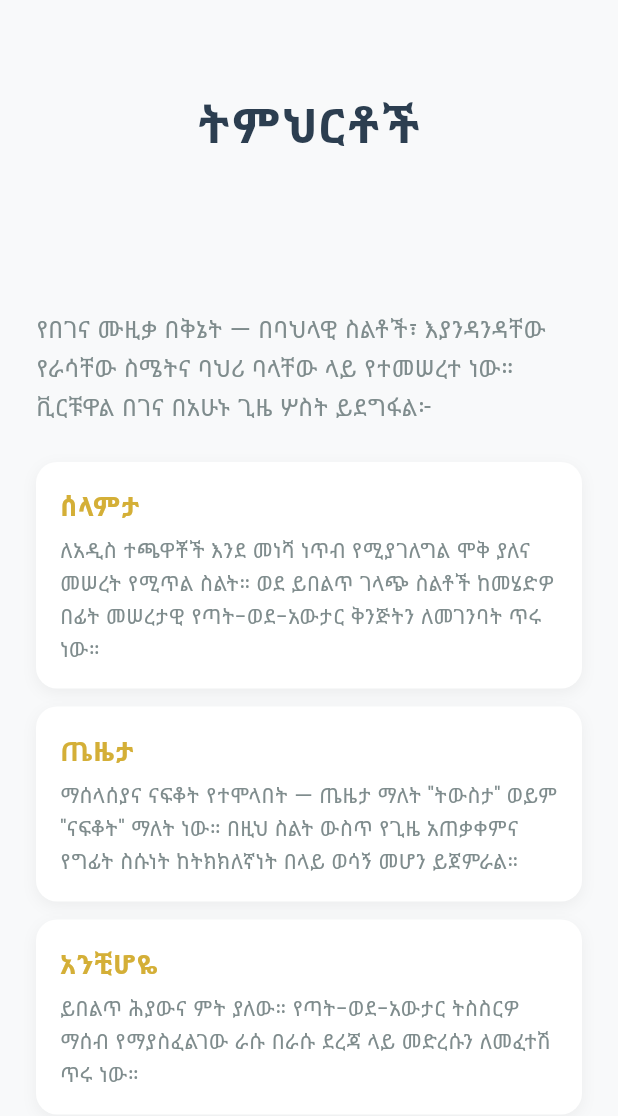
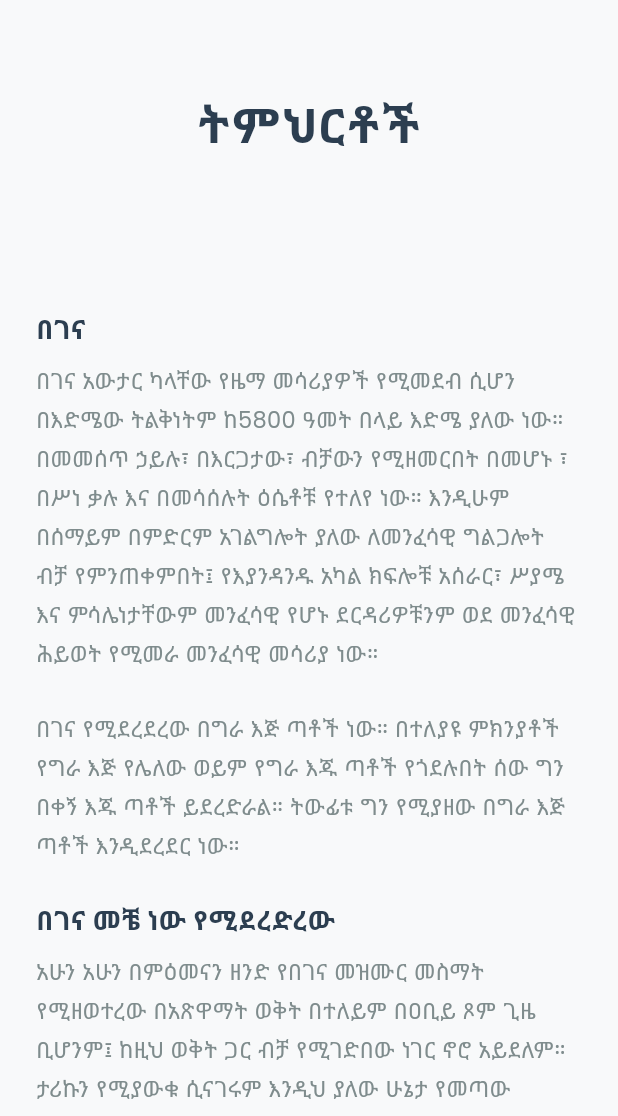
Before and after one commit to jome11/Virtual-begena-Frontend-, a Flutter app: the LessonsScreen screen opened by its route, on a phone screen of 412 x 824 dp, the part 120-1236 px from its top. Run offline on Flutter 3.47's test engine with Material 3 defaults, Android fonts, the phone set to English and light mode, and no system bars; our stand-ins replace go_router, google_fonts, shared_preferences, web; missing offline and left inert: dart:js_interop, dart:ui_web; accounts and stored records are empty.

Commit message:
lesson fix

```diff
--- a/lib/core/constants/app_strings.dart
+++ b/lib/core/constants/app_strings.dart
@@ -103,7 +103,7 @@ class AppStrings {
       // Shop page
       'cat_all': 'All',
       'cat_begena': 'Begena',
-      'cat_kende': 'Horn',
+      'cat_kende': 'Dehentsa',
       'cat_strings': 'Strings',
       'add_to_cart': 'Add to Cart',
       'your_cart': 'Your Cart',
@@ -124,16 +124,17 @@ class AppStrings {
       'product_begena2_desc': 'Mid-tier begena with decorative carvings and reinforced frame.',
       'product_begena3_name': 'Premium Begena',
       'product_begena3_desc': 'High-end handcrafted begena, finest materials and finish.',
-      'product_kende1_name': 'Small Kende',
-      'product_kende1_desc': 'Compact traditional kende, suitable for beginners.',
-      'product_kende2_name': 'Standard Kende',
-      'product_kende2_desc': 'Standard-size kende for regular practice and performance.',
-      'product_kende3_name': 'Decorated Kende',
-      'product_kende3_desc': 'Kende with traditional decorative patterning.',
-      'product_kende4_name': 'Large Kende',
-      'product_kende4_desc': 'Larger kende with deeper resonance.',
-      'product_kende5_name': 'Master Kende',
-      'product_kende5_desc': 'Top-tier kende, built for experienced players.',
+      'product_kende1_name': 'Small Dehentsa',
+      'product_kende1_desc': 'Compact traditional dehentsa, suitable for beginners.',
+      'product_kende2_name': 'Standard Dehentsa',
+      'product_kende2_desc':
+          'Standard-size dehentsa for regular practice and performance.',
+      'product_kende3_name': 'Decorated Dehentsa',
+      'product_kende3_desc': 'Dehentsa with traditional decorative patterning.',
+      'product_kende4_name': 'Large Dehentsa',
+      'product_kende4_desc': 'Larger dehentsa with deeper resonance.',
+      'product_kende5_name': 'Master Dehentsa',
+      'product_kende5_desc': 'Top-tier dehentsa, built for experienced players.',
       'product_strings1_name': 'Standard String Set',
       'product_strings1_desc': 'Full replacement string set for begena, standard gauge.',
       'product_strings2_name': 'Reinforced String Set',
@@ -235,7 +236,7 @@ class AppStrings {
       // Shop page
       'cat_all': 'ሁሉም',
       'cat_begena': 'በገና',
-      'cat_kende': 'ቀንድ',
+      'cat_kende': 'ድሕንጻ',
       'cat_strings': 'አውታሮች',
       'add_to_cart': 'ወደ ጋሪ ጨምር',
       'your_cart': 'የእርስዎ ጋሪ',
@@ -256,16 +257,16 @@ class AppStrings {
       'product_begena2_desc': 'መካከለኛ ደረጃ በገና በጌጣጌጥ ቅርጻቅርጽና በተጠናከረ ክፈፍ።',
       'product_begena3_name': 'ከፍተኛ ደረጃ በገና',
       'product_begena3_desc': 'ከፍተኛ ጥራት ያለው በእጅ የተሠራ በገና፣ ምርጥ ቁሳቁስና አጨራረስ።',
-      'product_kende1_name': 'ትንሽ ከንዴ',
-      'product_kende1_desc': 'አነስተኛ ባህላዊ ከንዴ፣ ለጀማሪዎች ተስማሚ።',
-      'product_kende2_name': 'መደበኛ ከንዴ',
-      'product_kende2_desc': 'መደበኛ መጠን ያለው ከንዴ ለተለመደ ልምምድና አፈጻጸም።',
-      'product_kende3_name': 'ያጌጠ ከንዴ',
-      'product_kende3_desc': 'በባህላዊ ጌጣጌጥ ንድፍ ያለው ከንዴ።',
-      'product_kende4_name': 'ትልቅ ከንዴ',
-      'product_kende4_desc': 'ትልቅ ከንዴ በጥልቅ ድምጽ።',
-      'product_kende5_name': 'ማስተር ከንዴ',
-      'product_kende5_desc': 'ከፍተኛ ደረጃ ከንዴ፣ ለልምድ ላላቸው ተጫዋቾች የተሠራ።',
+      'product_kende1_name': 'ትንሽ ድሕንጻ',
+      'product_kende1_desc': 'አነስተኛ ባህላዊ ድሕንጻ፣ ለጀማሪዎች ተስማሚ።',
+      'product_kende2_name': 'መደበኛ ድሕንጻ',
+      'product_kende2_desc': 'መደበኛ መጠን ያለው ድሕንጻ ለተለመደ ልምምድና አፈጻጸም።',
+      'product_kende3_name': 'ያጌጠ ድሕንጻ',
+      'product_kende3_desc': 'በባህላዊ ጌጣጌጥ ንድፍ ያለው ድሕንጻ።',
+      'product_kende4_name': 'ትልቅ ድሕንጻ',
+      'product_kende4_desc': 'ትልቅ ድሕንጻ በጥልቅ ድምጽ።',
+      'product_kende5_name': 'ማስተር ድሕንጻ',
+      'product_kende5_desc': 'ከፍተኛ ደረጃ ድሕንጻ፣ ለልምድ ላላቸው ተጫዋቾች የተሠራ።',
       'product_strings1_name': 'መደበኛ የአውታር ስብስብ',
       'product_strings1_desc': 'ሙሉ የመተኪያ አውታር ስብስብ ለበገና፣ መደበኛ መጠን።',
       'product_strings2_name': 'የተጠናከረ የአውታር ስብስብ',
--- /dev/null
+++ b/lib/core/content/begena_about_content.dart
@@ -0,0 +1,100 @@
+class ContentBlock {
+  final String? heading;
+  final String? paragraph;
+  final List<String>? bullets;
+  const ContentBlock({this.heading, this.paragraph, this.bullets});
+}
+
+const List<ContentBlock> begenaAboutEn = [
+  ContentBlock(
+    paragraph:
+        'The Begena (Ethiopian harp) is classified as a string instrument and is among the oldest in the world, with a history spanning over 5,800 years. It is unique for its meditative power, serene sound, solo performance style, rich poetic traditions, and deep cultural values. Furthermore, it is a purely spiritual instrument used exclusively for religious service both in heaven and on earth. The crafting, naming, and symbolism of every single component are deeply spiritual, guiding both the player and the listener toward a spiritual life.',
+  ),
+  ContentBlock(
+    paragraph:
+        'The Begena is traditionally played using the fingers of the left hand. However, if a player lacks a left hand or left-hand fingers for any reason, they may use their right hand. Traditional practice, nevertheless, dictates that it be played with the left hand.',
+  ),
+  ContentBlock(
+    heading: 'When is the Begena Played?',
+    paragraph:
+        'Although listening to Begena music today is most common among believers during fasting seasons—particularly during Great Lent—its use is by no means restricted to these periods. Historians note that this association began during the reign of Emperor Haile Selassie I. The Church\u2019s radio program used to broadcast Begena music during Great Lent, leading the public to gradually adopt the habit of listening to it primarily during fasts.',
+  ),
+  ContentBlock(
+    heading: 'Parts of the Begena',
+    paragraph: 'The Begena consists of 10 main components:',
+    bullets: [
+      'Yoke (Qenber)',
+      'Tuning pegs (Meqanya)',
+      'Ornaments (Get)',
+      'Pillars / Side arms (Miseso)',
+      'Strings (Awtar)',
+      'Soundbox / Body (Gebete)',
+      'Bridge (Birkuma)',
+      'Leather strips / String dampener (Enzira)',
+      'Tensioning cord (Mewoterya)',
+      'Tailpiece / Lower anchor (Dihintsa)',
+    ],
+  ),
+  ContentBlock(
+    heading: 'What is it Made Of?',
+    paragraph: 'The Begena is crafted exclusively from natural materials derived from animals and plants.',
+  ),
+  ContentBlock(
+    heading: 'Animal Derivatives (Cattle hide, sheep intestine, ox tendon, and horn):',
+    bullets: [
+      'Strings',
+      'Leather skin covering the soundbox',
+      'Tensioning leather straps',
+      'Tailpiece',
+      'Tailpiece strap',
+      'Dampener strips (Enzira)',
+    ],
+  ),
+  ContentBlock(
+    heading: 'Plant Derivatives (Wood species such as Cordia africana, Aningeria, Podocarpus, Olive wood, and Cedar):',
+    bullets: [
+      'Yoke',
+      'Ornaments',
+      'Pillars',
+      'Soundbox',
+      'Bridge',
+      'Tensioning pins',
+      'Tuning pegs',
+      'Tailpiece core',
+    ],
+  ),
+];
+
+const List<ContentBlock> begenaAboutAm = [
+  ContentBlock(
+    heading: 'በገና',
+    paragraph:
+        'በገና አውታር ካላቸው የዜማ መሳሪያዎች የሚመደብ ሲሆን በእድሜው ትልቅነትም ከ5800 ዓመት በላይ እድሜ ያለው ነው። በመመሰጥ ኃይሉ፣ በእርጋታው፣ ብቻውን የሚዘመርበት በመሆኑ ፣ በሥነ ቃሉ እና በመሳሰሉት ዕሴቶቹ የተለየ ነው። እንዲሁም በሰማይም በምድርም አገልግሎት ያለው ለመንፈሳዊ ግልጋሎት ብቻ የምንጠቀምበት፤ የእያንዳንዱ አካል ክፍሎቹ አሰራር፣ ሥያሜ እና ምሳሌነታቸውም መንፈሳዊ የሆኑ ደርዳሪዎቹንም ወደ መንፈሳዊ ሕይወት የሚመራ መንፈሳዊ መሳሪያ ነው።',
+  ),
+  ContentBlock(
+    paragraph:
+        'በገና የሚደረደረው በግራ እጅ ጣቶች ነው። በተለያዩ ምክንያቶች የግራ እጅ የሌለው ወይም የግራ እጁ ጣቶች የጎደሉበት ሰው ግን በቀኝ እጁ ጣቶች ይደረድራል። ትውፊቱ ግን የሚያዘው በግራ እጅ ጣቶች እንዲደረደር ነው።',
+  ),
+  ContentBlock(
+    heading: 'በገና መቼ ነው የሚደረድረው',
+    paragraph:
+        'አሁን አሁን በምዕመናን ዘንድ የበገና መዝሙር መስማት የሚዘወተረው በአጽዋማት ወቅት በተለይም በዐቢይ ጾም ጊዜ ቢሆንም፤ ከዚህ ወቅት ጋር ብቻ የሚገድበው ነገር ኖሮ አይደለም። ታሪኩን የሚያውቁ ሲናገሩም እንዲህ ያለው ሁኔታ የመጣው በቀዳማዊ አፄ ኃይለ ሥላሴ ዘመነ መንግስት፣ ቤተክርስቲያን በነበራት የሬድዮ መርሐግብር፤ በዐቢይ ጾም ወቅት ይተላለፍ የነበረው መዝሙር የበገና መዝሙር ስለነበረ ሕዝቡ ከዚህ በመነሳት በጾም ወቅት የበገና መዝሙር መስማትን ባሕል እያደረገው እንደመጣ ይታመናል',
+  ),
+  ContentBlock(
+    heading: 'የበገና ክፍሎች',
+    paragraph: 'በገና 10 ክፍሎች አሉት። እነሱም፦',
+    bullets: ['ቀንበር', 'መቃኛ', 'ጌጥ', 'ምሰሶ', 'አውታር', 'ገበቴ', 'ብርኩማ', 'እንዚራ', 'መወጠሪያ', 'ድህንጻ'],
+  ),
+  ContentBlock(
+    heading: 'ከምን ይሰራል?',
+    paragraph: 'በገና ከእንስሳትና ከእጽዋት ተዋጽኦ የሚሠራ እና እነዚህን ተፈጥሯዊ ግብዓቶችን ብቻ የሚጠቀም የዜማ መሳሪያ ነው።',
+  ),
+  ContentBlock(
+    heading: 'ከእንስሳት ተዋጽኦ፦ የከብት ቆዳ፣ የበግ አንጀት፣ የበሬ ጅማት፣ ቀንድ',
+    bullets: ['አውታር', 'የድምጽ ሳጥን መለጎሚያ ቆዳ', 'የመወጠሪያ ጠፈር', 'ድሕንጻ', 'የድሕንጻ ጠፈር', 'እንዚራ'],
+  ),
+  ContentBlock(
+    heading: 'ከእጽዋት ተዋጽኦ፦ ዋንዛ፣ ቀረሮ፣ ዝግባ፣ ወይራ፣ ጥድ',
+    bullets: ['ቀንበር', 'ጌጥ', 'ምሰሶ', 'ገበቴ', 'ብርኩማ', 'መወጠሪያ', 'መቃኛ', 'ድሕንጻ'],
+  ),
+];
--- a/lib/core/theme/app_theme.dart
+++ b/lib/core/theme/app_theme.dart
@@ -10,10 +10,11 @@ class AppTheme {
   static ThemeData get darkTheme => _build(AppColorsExt.dark, Brightness.dark);
 
   static ThemeData _build(AppColorsExt colors, Brightness brightness) {
-    final base = brightness == Brightness.light ? ThemeData.light() : ThemeData.dark();
+    final base = brightness == Brightness.light
+        ? ThemeData.light()
+        : ThemeData.dark();
 
     return base.copyWith(
-      useMaterial3: true,
       scaffoldBackgroundColor: colors.background,
       extensions: [
         colors,
--- a/lib/features/landing/landing_screen.dart
+++ b/lib/features/landing/landing_screen.dart
@@ -116,9 +116,10 @@ class _EnterButtonState extends State<_EnterButton> {
             AppStrings.get('enter'),
             style: TextStyle(
               color: Colors.white,
-              fontSize: 20,
+              fontSize: 28,
               fontWeight: FontWeight.w600,
-              fontFamily: languageNotifier.value == Language.am ? 'BelaBereka' : null,
+              fontFamily:
+                  languageNotifier.value == Language.am ? 'BelaBereka' : null,
               letterSpacing: 1.4,
             ),
           ),
--- a/lib/features/lessons/lessons_screen.dart
+++ b/lib/features/lessons/lessons_screen.dart
@@ -2,6 +2,7 @@ import 'package:flutter/material.dart';
 import '../../core/theme/app_color_scheme.dart';
 import '../../core/theme/app_colors.dart';
 import '../../core/constants/app_strings.dart';
+import '../../core/content/begena_about_content.dart';
 import '../../shared/widgets/nav_bar.dart';
 import '../../shared/widgets/site_footer.dart';
 import '../../shared/widgets/panel_card.dart';
@@ -43,10 +44,7 @@ class LessonsScreen extends StatelessWidget {
                       child: Column(
                         crossAxisAlignment: CrossAxisAlignment.start,
                         children: [
-                          Text(
-                            AppStrings.get('lessons_intro'),
-                            style: TextStyle(color: context.colors.textSecondary, fontSize: 16, height: 1.6),
-                          ),
+                          _AboutBegenaSection(lang: lang),
                           const SizedBox(height: 24),
                           _QenetCard(
                             title: AppStrings.get('qenet_selamta_title'),
@@ -99,6 +97,59 @@ class LessonsScreen extends StatelessWidget {
           ),
         );
       },
+    );
+  }
+}
+
+class _AboutBegenaSection extends StatelessWidget {
+  final Language lang;
+  const _AboutBegenaSection({required this.lang});
+
+  @override
+  Widget build(BuildContext context) {
+    final blocks = lang == Language.am ? begenaAboutAm : begenaAboutEn;
+    return Column(
+      crossAxisAlignment: CrossAxisAlignment.start,
+      children: [
+        for (final block in blocks) ...[
+          if (block.heading != null) ...[
+            Text(
+              block.heading!,
+              style: TextStyle(
+                  color: context.colors.textPrimary, fontSize: 18, fontWeight: FontWeight.bold),
+            ),
+            const SizedBox(height: 8),
+          ],
+          if (block.paragraph != null) ...[
+            Text(
+              block.paragraph!,
+              style: TextStyle(color: context.colors.textSecondary, fontSize: 15, height: 1.7),
+            ),
+            const SizedBox(height: 12),
+          ],
+          if (block.bullets != null) ...[
+            for (final b in block.bullets!)
+              Padding(
+                padding: const EdgeInsets.only(bottom: 6, left: 4),
+                child: Row(
+                  crossAxisAlignment: CrossAxisAlignment.start,
+                  children: [
+                    Icon(Icons.circle, size: 5, color: context.colors.accent),
+                    const SizedBox(width: 10),
+                    Expanded(
+                        child: Text(b,
+                            style: TextStyle(
+                                color: context.colors.textSecondary,
+                                fontSize: 14.5,
+                                height: 1.6))),
+                  ],
+                ),
+              ),
+            const SizedBox(height: 8),
+          ],
+          const SizedBox(height: 12),
+        ],
+      ],
     );
   }
 }
--- a/lib/features/shop/cart_screen.dart
+++ b/lib/features/shop/cart_screen.dart
@@ -178,7 +178,7 @@ class _CartScreenState extends State<CartScreen> {
                           ...PaymentMethod.values.map((m) => Padding(
                                 padding: const EdgeInsets.only(bottom: 8),
                                 child: PanelCard(
-                                  child: RadioListTile<PaymentMethod>(
+                                  child: RadioListTile<PaymentMethod>.adaptive(
                                     value: m,
                                     groupValue: _selectedMethod,
                                     onChanged: (v) =>
```
Also changed, not shown: 2 other files.
